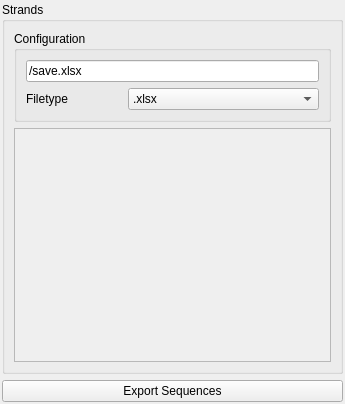
Before: the Qt Designer form ui/panels/sequencing/panel.ui in NATuG3/NATuG3, drawn with Qt 5.
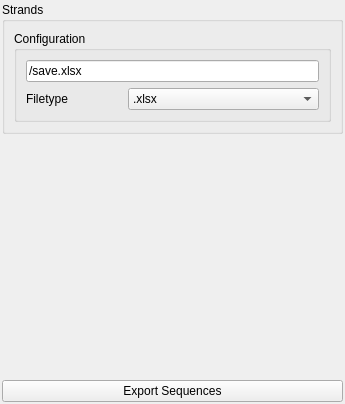
After: the same form once the commit is applied.

```diff
--- a/ui/panels/sequencing/panel.ui
+++ b/ui/panels/sequencing/panel.ui
@@ -89,42 +89,29 @@
                                 </layout>
                             </widget>
                         </item>
-                        <item>
-                            <widget class="QScrollArea" name="scrollable_strands_area">
-                                <property name="maximumSize">
-                                    <size>
-                                        <width>16777215</width>
-                                        <height>16777215</height>
-                                    </size>
-                                </property>
-                                <property name="sizeAdjustPolicy">
-                                    <enum>QAbstractScrollArea::AdjustToContents</enum>
-                                </property>
-                                <property name="widgetResizable">
-                                    <bool>true</bool>
-                                </property>
-                                <widget class="QWidget" name="scrollAreaWidgetContents">
-                                    <property name="geometry">
-                                        <rect>
-                                            <x>0</x>
-                                            <y>0</y>
-                                            <width>323</width>
-                                            <height>270</height>
-                                        </rect>
-                                    </property>
-                                </widget>
-                            </widget>
-                        </item>
                     </layout>
                 </widget>
             </item>
-            <item row="2" column="0">
+   <item row="3" column="0">
                 <widget class="QPushButton" name="export_sequences">
                     <property name="text">
                         <string>Export Sequences</string>
                     </property>
                 </widget>
             </item>
+   <item row="2" column="0">
+    <spacer name="verticalSpacer">
+     <property name="orientation">
+      <enum>Qt::Vertical</enum>
+     </property>
+     <property name="sizeHint" stdset="0">
+      <size>
+       <width>20</width>
+       <height>40</height>
+      </size>
+     </property>
+    </spacer>
+   </item>
         </layout>
     </widget>
     <resources/>
```
Lines whose indentation alone changed are shown as unchanged.
